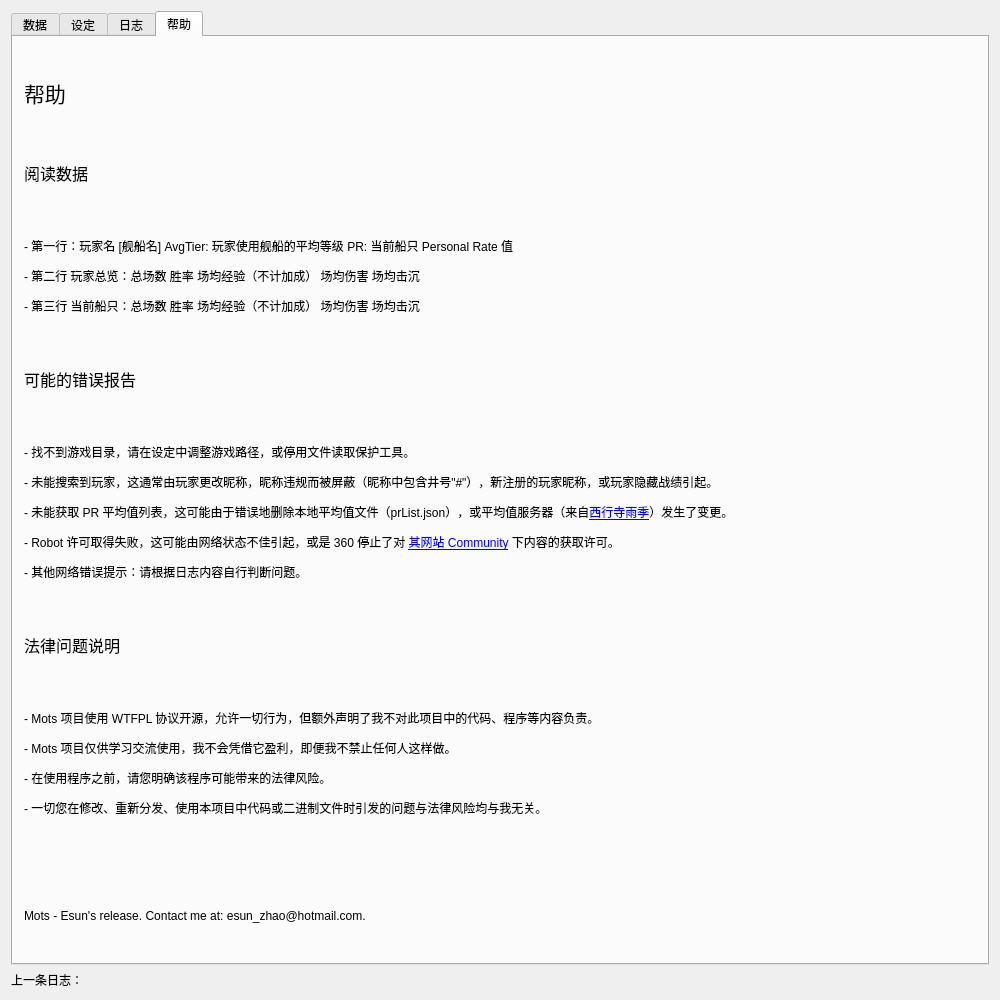
First picture: the form in mots/mots.ui, repository esun-z/Mots, before the edit.
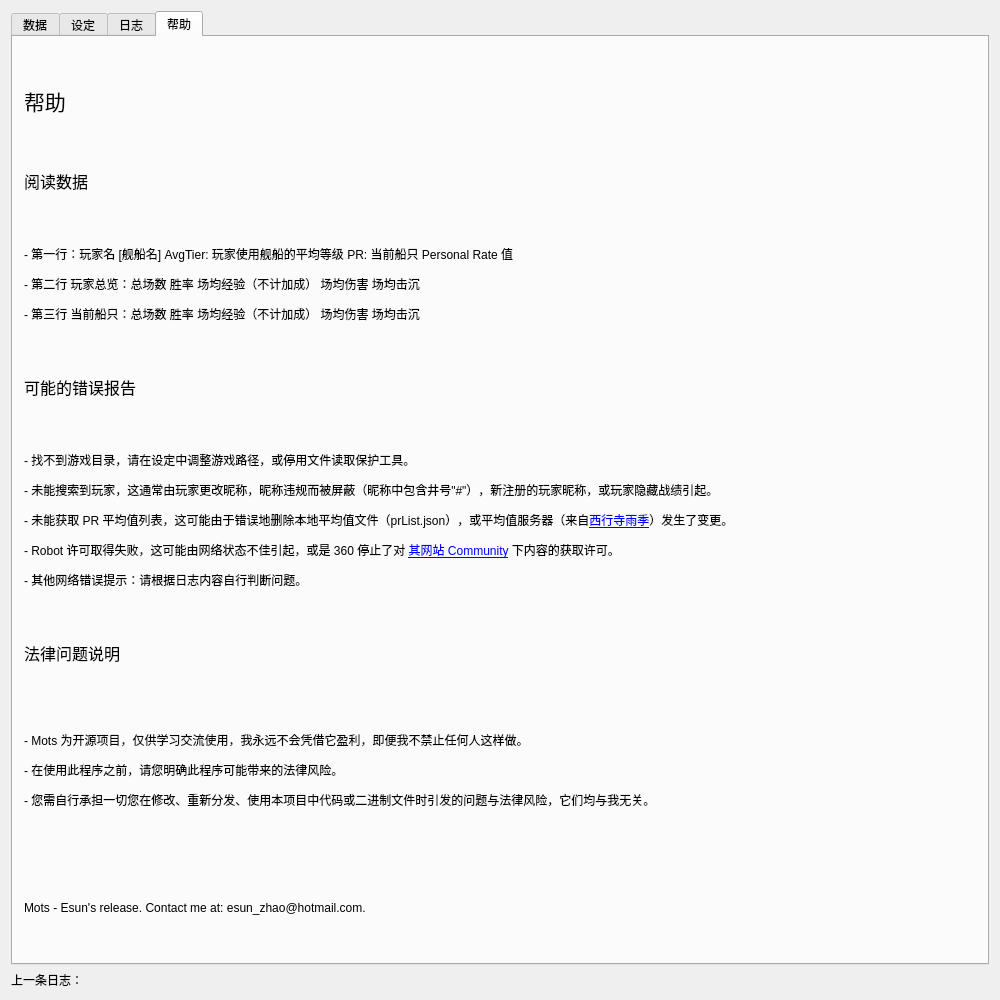
Second picture: the form after the edit. The open tabs and pages were chosen to show the change. Icons and pictures are not drawn.

What changed in the file:
```diff
--- a/mots/mots.ui
+++ b/mots/mots.ui
@@ -239,7 +239,7 @@
        <item>
         <widget class="QLabel" name="labelHelp1">
          <property name="text">
-          <string>&lt;html&gt;&lt;head/&gt;&lt;body&gt;&lt;p&gt;&lt;span style=&quot; font-size:16pt;&quot;&gt;帮助&lt;/span&gt;&lt;/p&gt;&lt;p&gt;&lt;br/&gt;&lt;/p&gt;&lt;p&gt;&lt;span style=&quot; font-size:12pt;&quot;&gt;阅读数据&lt;/span&gt;&lt;/p&gt;&lt;p&gt;&lt;br/&gt;&lt;/p&gt;&lt;p&gt;   - 第一行：玩家名  [舰船名]  AvgTier: 玩家使用舰船的平均等级 PR: 当前船只 Personal Rate 值&lt;/p&gt;&lt;p&gt;   - 第二行 玩家总览：总场数  胜率  场均经验（不计加成）  场均伤害  场均击沉&lt;/p&gt;&lt;p&gt;   - 第三行 当前船只：总场数  胜率  场均经验（不计加成）  场均伤害  场均击沉&lt;/p&gt;&lt;p&gt;&lt;br/&gt;&lt;/p&gt;&lt;p&gt;&lt;span style=&quot; font-size:12pt;&quot;&gt;可能的错误报告&lt;/span&gt;&lt;/p&gt;&lt;p&gt;&lt;br/&gt;&lt;/p&gt;&lt;p&gt;   - 找不到游戏目录，请在设定中调整游戏路径，或停用文件读取保护工具。&lt;/p&gt;&lt;p&gt;   - 未能搜索到玩家，这通常由玩家更改昵称，昵称违规而被屏蔽（昵称中包含井号&amp;quot;#&amp;quot;），新注册的玩家昵称，或玩家隐藏战绩引起。&lt;/p&gt;&lt;p&gt;   - 未能获取 PR 平均值列表，这可能由于错误地删除本地平均值文件（prList.json），或平均值服务器（来自&lt;a href=&quot;https://shinoaki.com/&quot;&gt;&lt;span style=&quot; text-decoration: underline; color:#0000ff;&quot;&gt;西行寺雨季&lt;/span&gt;&lt;/a&gt;）发生了变更。&lt;/p&gt;&lt;p&gt;   - Robot 许可取得失败，这可能由网络状态不佳引起，或是 360 停止了对 &lt;a href=&quot;https://wowsgame.cn/community/&quot;&gt;&lt;span style=&quot; text-decoration: underline; color:#0000ff;&quot;&gt;其网站 Community&lt;/span&gt;&lt;/a&gt; 下内容的获取许可。&lt;/p&gt;&lt;p&gt;   - 其他网络错误提示：请根据日志内容自行判断问题。&lt;/p&gt;&lt;p&gt;&lt;br/&gt;&lt;/p&gt;&lt;p&gt;&lt;span style=&quot; font-size:12pt;&quot;&gt;法律问题说明&lt;/span&gt;&lt;/p&gt;&lt;p&gt;&lt;br/&gt;&lt;/p&gt;&lt;p&gt;   - Mots 项目使用 WTFPL 协议开源，允许一切行为，但额外声明了我不对此项目中的代码、程序等内容负责。&lt;/p&gt;&lt;p&gt;   - Mots 项目仅供学习交流使用，我不会凭借它盈利，即便我不禁止任何人这样做。&lt;/p&gt;&lt;p&gt;   - 在使用程序之前，请您明确该程序可能带来的法律风险。&lt;/p&gt;&lt;p&gt;   - 一切您在修改、重新分发、使用本项目中代码或二进制文件时引发的问题与法律风险均与我无关。&lt;/p&gt;&lt;p&gt;&lt;br/&gt;&lt;/p&gt;&lt;p&gt;&lt;br/&gt;&lt;/p&gt;&lt;p&gt;Mots - Esun's release. Contact me at: esun_zhao@hotmail.com.&lt;/p&gt;&lt;/body&gt;&lt;/html&gt;</string>
+          <string>&lt;html&gt;&lt;head/&gt;&lt;body&gt;&lt;p&gt;&lt;span style=&quot; font-size:16pt;&quot;&gt;帮助&lt;/span&gt;&lt;/p&gt;&lt;p&gt;&lt;br/&gt;&lt;/p&gt;&lt;p&gt;&lt;span style=&quot; font-size:12pt;&quot;&gt;阅读数据&lt;/span&gt;&lt;/p&gt;&lt;p&gt;&lt;br/&gt;&lt;/p&gt;&lt;p&gt;- 第一行：玩家名 [舰船名] AvgTier: 玩家使用舰船的平均等级 PR: 当前船只 Personal Rate 值&lt;/p&gt;&lt;p&gt;- 第二行 玩家总览：总场数 胜率 场均经验（不计加成） 场均伤害 场均击沉&lt;/p&gt;&lt;p&gt;- 第三行 当前船只：总场数 胜率 场均经验（不计加成） 场均伤害 场均击沉&lt;/p&gt;&lt;p&gt;&lt;br/&gt;&lt;/p&gt;&lt;p&gt;&lt;span style=&quot; font-size:12pt;&quot;&gt;可能的错误报告&lt;/span&gt;&lt;/p&gt;&lt;p&gt;&lt;br/&gt;&lt;/p&gt;&lt;p&gt;- 找不到游戏目录，请在设定中调整游戏路径，或停用文件读取保护工具。&lt;/p&gt;&lt;p&gt;- 未能搜索到玩家，这通常由玩家更改昵称，昵称违规而被屏蔽（昵称中包含井号&amp;quot;#&amp;quot;），新注册的玩家昵称，或玩家隐藏战绩引起。&lt;/p&gt;&lt;p&gt;- 未能获取 PR 平均值列表，这可能由于错误地删除本地平均值文件（prList.json），或平均值服务器（来自&lt;a href=&quot;https://shinoaki.com/&quot;&gt;&lt;span style=&quot; text-decoration: underline; color:#0000ff;&quot;&gt;西行寺雨季&lt;/span&gt;&lt;/a&gt;）发生了变更。&lt;/p&gt;&lt;p&gt;- Robot 许可取得失败，这可能由网络状态不佳引起，或是 360 停止了对 &lt;a href=&quot;https://wowsgame.cn/community/&quot;&gt;&lt;span style=&quot; text-decoration: underline; color:#0000ff;&quot;&gt;其网站 Community&lt;/span&gt;&lt;/a&gt; 下内容的获取许可。&lt;/p&gt;&lt;p&gt;- 其他网络错误提示：请根据日志内容自行判断问题。&lt;/p&gt;&lt;p&gt;&lt;br/&gt;&lt;/p&gt;&lt;p&gt;&lt;span style=&quot; font-size:12pt;&quot;&gt;法律问题说明&lt;/span&gt;&lt;/p&gt;&lt;p&gt;&lt;br/&gt;&lt;/p&gt;&lt;p&gt;&lt;br/&gt;- Mots 为开源项目，仅供学习交流使用，我永远不会凭借它盈利，即便我不禁止任何人这样做。&lt;/p&gt;&lt;p&gt;- 在使用此程序之前，请您明确此程序可能带来的法律风险。&lt;/p&gt;&lt;p&gt;- 您需自行承担一切您在修改、重新分发、使用本项目中代码或二进制文件时引发的问题与法律风险，它们均与我无关。&lt;/p&gt;&lt;p&gt;&lt;br/&gt;&lt;/p&gt;&lt;p&gt;&lt;br/&gt;&lt;/p&gt;&lt;p&gt;Mots - Esun's release. Contact me at: esun_zhao@hotmail.com.&lt;/p&gt;&lt;/body&gt;&lt;/html&gt;</string>
          </property>
         </widget>
        </item>
```
